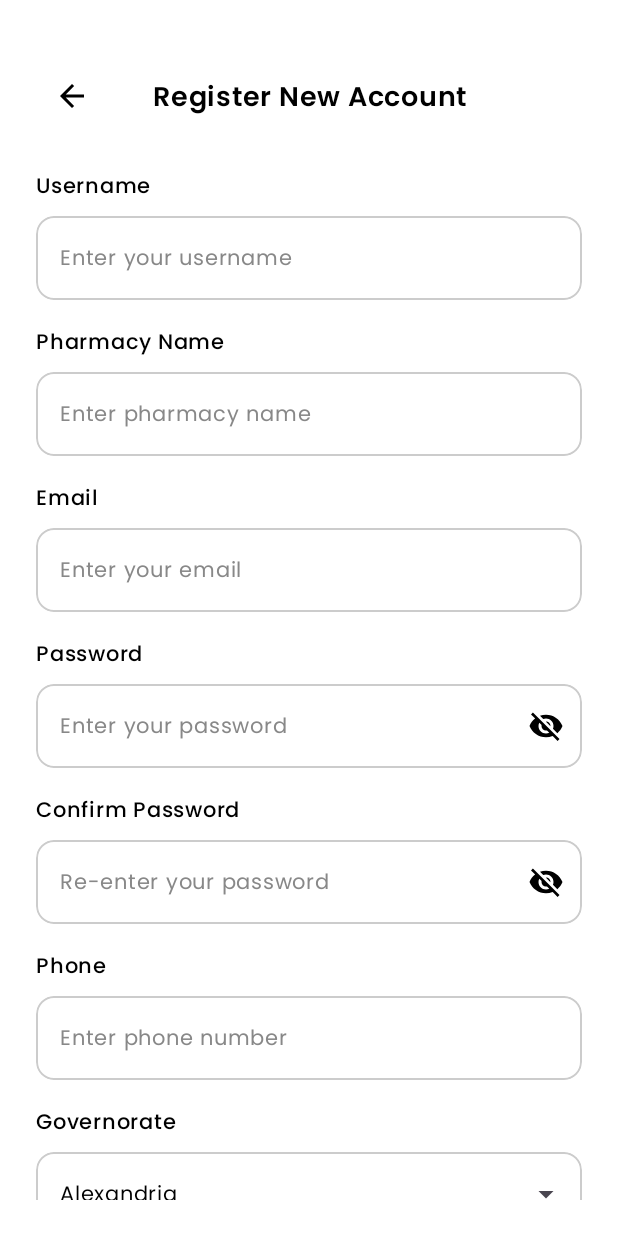
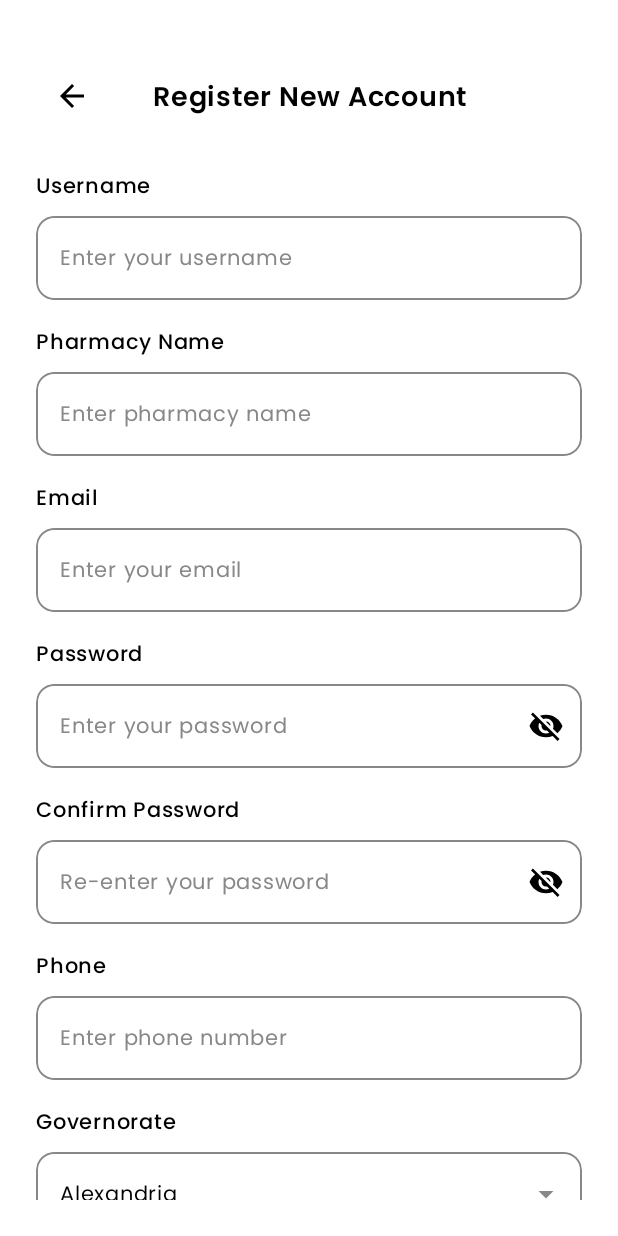
Before and after one commit to Alikotb/AtOnce, an Android app built with Jetpack Compose: the screen it shows after launch (MainActivity), after a tap on "Register here", on a phone screen of 412 x 824 dp. Run offline under Robolectric (Android 15) with nearby library versions, the phone set to English and light mode, and no system bars.

Commit message:
feat: Implement Dark Mode and WebView for Profile Items
This commit introduces Dark Mode support across the application and integrates a WebView to display content for specific profile items.

Key changes include:

- **Dark Mode Implementation:**
    - Defined `DarkColorScheme` in `Theme.kt` with appropriate color values for dark theme.
    - Updated `Color.kt` with new color constants for dark mode (`DarkPrimaryColor`, `DarkBlackColor`, `DarkWhiteColor`, `DarkLightGrayColor`, `DarkGrayText`).
    - Modified custom composables (`CustomDropdownMenu`, `CustomPasswordField`, `CustomTextField`) and `SignUpScreen` to utilize `MaterialTheme.colorScheme` for dynamic color adaptation based on the selected theme. This ensures UI elements correctly display in both light and dark modes.

- **WebView Integration for Profile Items:**
    - Added a new `WebViewScreen.kt` composable to display web content.
    - Updated `ProfileScreen.kt`:
        - `ProfileItem` now accepts an `onClick` lambda.
        - Implemented click handlers for "Common Questions" and "Privacy & Policy" items to navigate to the `WebViewScreen` with respective URLs.
    - Added `ScreenRoute.WebViewScreen` to `ScreenRoute.kt` for navigation, taking `title` and `url` as parameters.
    - Configured `NavHost.kt` to handle navigation to `WebViewScreen`.

- **Minor UI Adjustments:**
    - Ensured text and icon colors in `SignUpScreen` and `ProfileScreen` adapt to the current theme.
    - Adjusted border colors in custom input fields to use theme-aware colors.

```diff
--- a/app/src/main/java/com/example/atonce/presentation/navigation/ScreenRoute.kt
+++ b/app/src/main/java/com/example/atonce/presentation/navigation/ScreenRoute.kt
@@ -22,4 +22,6 @@ sealed class ScreenRoute(val route: String) {
     object OrderScreen : ScreenRoute("order")
     @Serializable
     object ProfileScreen : ScreenRoute("profile")
+    @Serializable
+    data class WebViewScreen(val title : String, val url : String) : ScreenRoute("webview")
 }
--- a/app/src/main/java/com/example/atonce/presentation/signup/SignUpScreen.kt
+++ b/app/src/main/java/com/example/atonce/presentation/signup/SignUpScreen.kt
@@ -29,6 +29,8 @@ fun SignUpScreen(
     onBackClick: () -> Unit = {},
     onRegisterClick: () -> Unit = {}
 ) {
+    val colors = MaterialTheme.colorScheme
+
     val governorates = listOf("Alexandria", "Cairo", "Giza")
     val areas = listOf("Agami, Alexandria", "Smouha, Alexandria", "Nasr City, Cairo")
 
@@ -52,7 +54,7 @@ fun SignUpScreen(
     Column(
         modifier = Modifier
             .fillMaxSize()
-            .background(WhiteColor)
+            .background(colors.onPrimary)
             .padding(horizontal = 24.dp).padding(vertical =24.dp)
             .verticalScroll(rememberScrollState())
     ) {
@@ -69,7 +71,7 @@ fun SignUpScreen(
                 Icon(
                     Icons.AutoMirrored.Filled.ArrowBack,
                     contentDescription = "Back",
-                    tint = BlackColor,
+                    tint = colors.onBackground,
                     modifier = Modifier.size(24.dp)
                 )
             }
@@ -78,7 +80,7 @@ fun SignUpScreen(
                 "Register New Account",
                 fontFamily = SemiBoldFont,
                 fontSize = 18.sp,
-                color = BlackColor,
+                color = colors.onBackground,
                 modifier = Modifier.weight(1f),
                 textAlign = TextAlign.Center
             )
--- a/app/src/main/java/com/example/atonce/presentation/signup/components/CustomDropdownMenu.kt
+++ b/app/src/main/java/com/example/atonce/presentation/signup/components/CustomDropdownMenu.kt
@@ -17,6 +17,7 @@ import androidx.compose.material3.ExperimentalMaterial3Api
 import androidx.compose.material3.ExposedDropdownMenuBox
 import androidx.compose.material3.ExposedDropdownMenuDefaults
 import androidx.compose.material3.LocalTextStyle
+import androidx.compose.material3.MaterialTheme
 import androidx.compose.material3.OutlinedTextField
 import androidx.compose.material3.Text
 import androidx.compose.material3.TextFieldDefaults
@@ -44,6 +45,8 @@ fun CustomDropdownMenu(
     expanded: Boolean,
     onExpandedChange: (Boolean) -> Unit
 ) {
+    val colors = MaterialTheme.colorScheme
+
     val interactionSource = remember { MutableInteractionSource() }
     val isFocused by interactionSource.collectIsFocusedAsState()
 
@@ -52,7 +55,7 @@ fun CustomDropdownMenu(
         animationSpec = tween(durationMillis = 300)
     )
     val borderColor by animateColorAsState(
-        targetValue = if (isFocused) PrimaryColor else Color.LightGray,
+        targetValue = if (isFocused) PrimaryColor else colors.onSurfaceVariant,
         animationSpec = tween(durationMillis = 300)
     )
 
@@ -61,7 +64,7 @@ fun CustomDropdownMenu(
             text = label,
             fontFamily = MediumFont,
             fontSize = 14.sp,
-            color = BlackColor
+            color = colors.onBackground
         )
         Spacer(modifier = Modifier.height(8.dp))
         ExposedDropdownMenuBox(
@@ -85,13 +88,13 @@ fun CustomDropdownMenu(
                     ExposedDropdownMenuDefaults.TrailingIcon(expanded = expanded)
                 },
                 colors = TextFieldDefaults.colors(
-                    focusedContainerColor = WhiteColor,
-                    unfocusedContainerColor = WhiteColor,
-                    cursorColor = PrimaryColor,
+                    focusedContainerColor = colors.onPrimary,
+                    unfocusedContainerColor = colors.onPrimary,
+                    cursorColor = colors.primary,
                     focusedIndicatorColor = Color.Transparent,
                     unfocusedIndicatorColor = Color.Transparent,
-                    focusedTextColor = BlackColor,
-                    unfocusedTextColor = BlackColor
+                    focusedTextColor = colors.onBackground,
+                    unfocusedTextColor = colors.onBackground
                 ),
                 textStyle = LocalTextStyle.current.copy(
                     fontFamily = RegularFont,
@@ -107,7 +110,7 @@ fun CustomDropdownMenu(
                     .background(WhiteColor)
                     .border(
                         width = 1.dp,
-                        color = Color.LightGray,
+                        color = colors.onSurfaceVariant,
                         shape = RoundedCornerShape(12.dp)
                     )
             ) {
@@ -118,7 +121,7 @@ fun CustomDropdownMenu(
                                 text = option,
                                 fontFamily = RegularFont,
                                 fontSize = 14.sp,
-                                color = BlackColor
+                                color = colors.onBackground
                             )
                         },
                         onClick = {
--- a/app/src/main/java/com/example/atonce/presentation/signup/components/CustomPasswordField.kt
+++ b/app/src/main/java/com/example/atonce/presentation/signup/components/CustomPasswordField.kt
@@ -18,6 +18,7 @@ import androidx.compose.material.icons.filled.VisibilityOff
 import androidx.compose.material3.Icon
 import androidx.compose.material3.IconButton
 import androidx.compose.material3.LocalTextStyle
+import androidx.compose.material3.MaterialTheme
 import androidx.compose.material3.OutlinedTextField
 import androidx.compose.material3.Text
 import androidx.compose.material3.TextFieldDefaults
@@ -47,6 +48,8 @@ fun CustomPasswordField(
     visible: Boolean,
     onVisibilityChange: (Boolean) -> Unit
 ) {
+    val colors = MaterialTheme.colorScheme
+
     val interactionSource = remember { MutableInteractionSource() }
     val isFocused by interactionSource.collectIsFocusedAsState()
 
@@ -55,7 +58,7 @@ fun CustomPasswordField(
         animationSpec = tween(durationMillis = 300)
     )
     val borderColor by animateColorAsState(
-        targetValue = if (isFocused) PrimaryColor else Color.LightGray,
+        targetValue = if (isFocused) PrimaryColor else colors.onSurfaceVariant,
         animationSpec = tween(durationMillis = 300)
     )
 
@@ -64,7 +67,7 @@ fun CustomPasswordField(
             text = label,
             fontFamily = MediumFont,
             fontSize = 14.sp,
-            color = BlackColor
+            color = colors.onBackground
         )
         Spacer(modifier = Modifier.height(8.dp))
         OutlinedTextField(
@@ -83,17 +86,17 @@ fun CustomPasswordField(
                     text = placeholder,
                     fontFamily = RegularFont,
                     fontSize = 14.sp,
-                    color = Color.Gray
+                    color = colors.onSurfaceVariant
                 )
             },
             colors = TextFieldDefaults.colors(
-                focusedContainerColor = WhiteColor,
-                unfocusedContainerColor = WhiteColor,
-                cursorColor = PrimaryColor,
+                focusedContainerColor = colors.onPrimary,
+                unfocusedContainerColor = colors.onPrimary,
+                cursorColor = colors.primary,
                 focusedIndicatorColor = Color.Transparent,
                 unfocusedIndicatorColor = Color.Transparent,
-                focusedTextColor = BlackColor,
-                unfocusedTextColor = BlackColor
+                focusedTextColor = colors.onBackground,
+                unfocusedTextColor = colors.onBackground
             ),
             textStyle = LocalTextStyle.current.copy(
                 fontFamily = RegularFont,
@@ -106,7 +109,7 @@ fun CustomPasswordField(
                     Icon(
                         imageVector = if (visible) Icons.Default.Visibility else Icons.Default.VisibilityOff,
                         contentDescription = if (visible) "Hide password" else "Show password",
-                        tint = BlackColor
+                        tint = colors.onBackground
                     )
                 }
             },
--- a/app/src/main/java/com/example/atonce/presentation/signup/components/CustomTextField.kt
+++ b/app/src/main/java/com/example/atonce/presentation/signup/components/CustomTextField.kt
@@ -13,6 +13,7 @@ import androidx.compose.foundation.layout.height
 import androidx.compose.foundation.shape.RoundedCornerShape
 import androidx.compose.foundation.text.KeyboardOptions
 import androidx.compose.material3.LocalTextStyle
+import androidx.compose.material3.MaterialTheme
 import androidx.compose.material3.OutlinedTextField
 import androidx.compose.material3.Text
 import androidx.compose.material3.TextFieldDefaults
@@ -40,6 +41,8 @@ fun CustomTextField(
     keyboardType: KeyboardType = KeyboardType.Text,
     singleLine: Boolean = true
 ) {
+    val colors = MaterialTheme.colorScheme
+
     val interactionSource = remember { MutableInteractionSource() }
     val isFocused by interactionSource.collectIsFocusedAsState()
 
@@ -48,7 +51,7 @@ fun CustomTextField(
         animationSpec = tween(durationMillis = 300)
     )
     val borderColor by animateColorAsState(
-        targetValue = if (isFocused) PrimaryColor else Color.LightGray,
+        targetValue = if (isFocused) PrimaryColor else colors.onSurfaceVariant,
         animationSpec = tween(durationMillis = 300)
     )
 
@@ -57,7 +60,7 @@ fun CustomTextField(
             text = label,
             fontFamily = MediumFont,
             fontSize = 14.sp,
-            color = BlackColor
+            color = colors.onBackground
         )
         Spacer(modifier = Modifier.height(8.dp))
         OutlinedTextField(
@@ -76,17 +79,17 @@ fun CustomTextField(
                     text = placeholder,
                     fontFamily = RegularFont,
                     fontSize = 14.sp,
-                    color = Color.Gray
+                    color = colors.onSurfaceVariant
                 )
             },
             colors = TextFieldDefaults.colors(
-                focusedContainerColor = WhiteColor,
-                unfocusedContainerColor = WhiteColor,
-                cursorColor = PrimaryColor,
+                focusedContainerColor = colors.onPrimary,
+                unfocusedContainerColor = colors.onPrimary,
+                cursorColor = colors.primary,
                 focusedIndicatorColor = Color.Transparent,
                 unfocusedIndicatorColor = Color.Transparent,
-                focusedTextColor = BlackColor,
-                unfocusedTextColor = BlackColor
+                focusedTextColor = colors.onBackground,
+                unfocusedTextColor = colors.onBackground
             ),
             textStyle = LocalTextStyle.current.copy(
                 fontFamily = RegularFont,
--- a/app/src/main/java/com/example/atonce/presentation/theme/Color.kt
+++ b/app/src/main/java/com/example/atonce/presentation/theme/Color.kt
@@ -9,14 +9,27 @@ val Pink80 = Color(0xFFEFB8C8)
 val Purple40 = Color(0xFF6650a4)
 val PurpleGrey40 = Color(0xFF625b71)
 val Pink40 = Color(0xFF7D5260)
+
 val Til =  Color(0xFF1A998E)
 val DarkTil = Color(0xff009788)
+
 val SearchCard = Color(0xFFFFFFFF)
 val DarkSearchCard = Color(0xFF1E1E1E)
+
 val AllSuppliers = Color(0xFFD4CFCF)
 val DarkAllSuppliers = Color(0xff403C3D)
 
 val PrimaryColor = Color(0xFF1A998E)
+val DarkPrimaryColor = Color(0xFF00796B)
+
 val BlackColor = Color(0xFF000000)
+val DarkBlackColor = Color(0xFFFFFFFF)
+
 val WhiteColor = Color(0xFFFFFFFF)
+val DarkWhiteColor = Color(0xFF121212)
+
 val LightGrayColor = Color(0xFFF5F5F5)
+val DarkLightGrayColor = Color(0xFF2C2C2C)
+
+val LightGrayText = Color(0xFF888888)
+val DarkGrayText = Color(0xFFCCCCCC)
--- a/app/src/main/java/com/example/atonce/presentation/theme/Theme.kt
+++ b/app/src/main/java/com/example/atonce/presentation/theme/Theme.kt
@@ -11,38 +11,32 @@ import androidx.compose.runtime.Composable
 import androidx.compose.ui.platform.LocalContext
 
 private val DarkColorScheme = darkColorScheme(
-    //ali
     primary = Til,
+    onPrimary = DarkWhiteColor,
     secondary = PurpleGrey80,
     tertiary = Pink80,
-    //ali
     surface = DarkSearchCard,
-    //ali
-    surfaceDim = AllSuppliers
-
+    surfaceDim = AllSuppliers,
+    background = DarkLightGrayColor,
+    onBackground = DarkWhiteColor,
+    onSurfaceVariant = DarkGrayText
 )
 
 private val LightColorScheme = lightColorScheme(
-    //ali
     primary = DarkTil,
+    onPrimary = WhiteColor,
     secondary = PurpleGrey40,
     tertiary = Pink40,
-    //ali
     surface = SearchCard,
-    //ali
-    surfaceDim = DarkAllSuppliers
+    surfaceDim = DarkAllSuppliers,
+    background = LightGrayColor,
+    onBackground = BlackColor,
+    onSurfaceVariant = LightGrayText
+)
 
 
-    /* Other default colors to override
-    background = Color(0xFFFFFBFE),
-    surface = Color(0xFFFFFBFE),
-    onPrimary = Color.White,
-    onSecondary = Color.White,
-    onTertiary = Color.White,
-    onBackground = Color(0xFF1C1B1F),
-    onSurface = Color(0xFF1C1B1F),
-    */
-)
+
+
 
 @Composable
 fun AtOnceTheme(
```
Also changed, not shown: app/src/main/java/com/example/atonce/presentation/navigation/NavHost.kt (+11 -2 lines), app/src/main/java/com/example/atonce/presentation/profile/ProfileScreen.kt (+13 -8 lines), app/src/main/java/com/example/atonce/presentation/webview/WebViewScreen.kt (added, +77 -0 lines).
